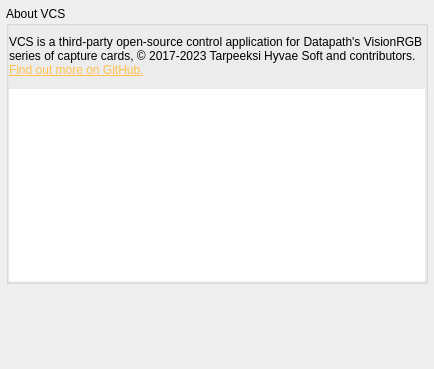
Old version of the form src/display/qt/dialogs/ui/about_dialog.ui in the repository mrehkopf/vcs.
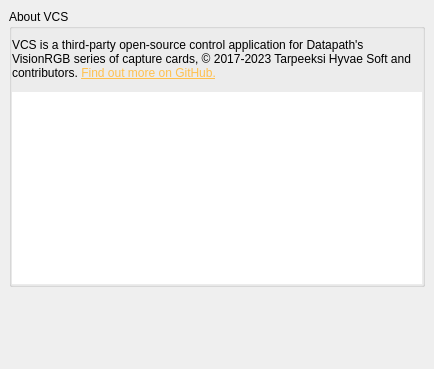
New version of the form. Custom widgets are drawn as their Qt base class.

Diff of the .ui file:
```diff
--- a/src/display/qt/dialogs/ui/about_dialog.ui
+++ b/src/display/qt/dialogs/ui/about_dialog.ui
@@ -18,19 +18,19 @@
   </property>
   <layout class="QVBoxLayout" name="verticalLayout_2">
    <property name="spacing">
-    <number>6</number>
+    <number>9</number>
    </property>
    <property name="leftMargin">
-    <number>6</number>
+    <number>9</number>
    </property>
    <property name="topMargin">
-    <number>6</number>
+    <number>9</number>
    </property>
    <property name="rightMargin">
-    <number>6</number>
+    <number>9</number>
    </property>
    <property name="bottomMargin">
-    <number>6</number>
+    <number>9</number>
    </property>
    <item>
     <widget class="QGroupBox" name="groupBox_aboutVCS">
```
